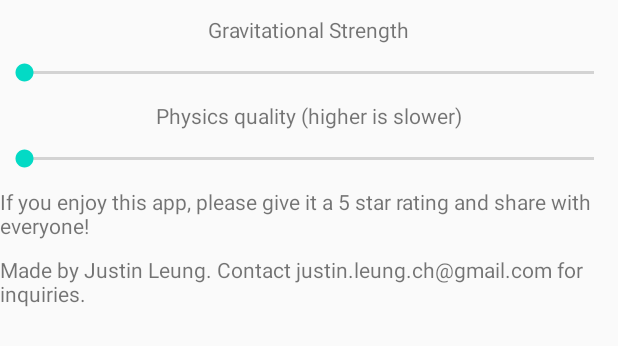
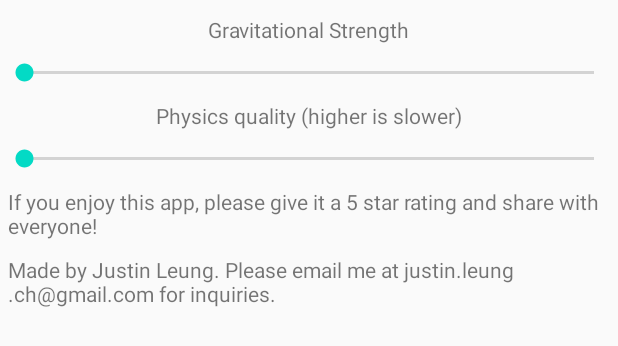
Before and after one commit to leungjch/universe-maker-app, an Android app: the layout activity_dialog.xml on its own in the app's theme, with its tools: preview values and no code run, on a phone screen of 412 x 824 dp. Shown: the top 346 px of the screen. Run offline under Robolectric (Android 15) with nearby library versions, the light colour scheme and no system bars.

```diff
--- a/app/src/main/res/layout/activity_dialog.xml
+++ b/app/src/main/res/layout/activity_dialog.xml
@@ -39,6 +39,9 @@
         android:layout_width="wrap_content"
         android:layout_height="wrap_content"
         android:layout_marginTop="10dp"
+        android:layout_marginLeft="5dp"
+        android:layout_marginRight="5dp"
+
         android:text="If you enjoy this app, please give it a 5 star rating and share with everyone!" />
 
     <TextView xmlns:android="http://schemas.android.com/apk/res/android"
@@ -46,6 +49,9 @@
         android:layout_width="wrap_content"
         android:layout_height="wrap_content"
         android:layout_marginTop="10dp"
-        android:text="Made by Justin Leung. Contact justin.leung.ch@gmail.com for inquiries." />
+        android:layout_marginLeft="5dp"
+        android:layout_marginRight="5dp"
+
+        android:text="Made by Justin Leung. Please email me at justin.leung.ch@gmail.com for inquiries." />
 
 </LinearLayout>
```
Also changed, not shown: app/src/main/java/com/leungjch/orbitalapp/MainActivity.java (+7 -5 lines).
